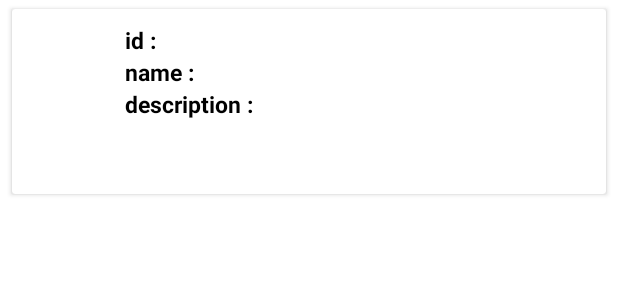
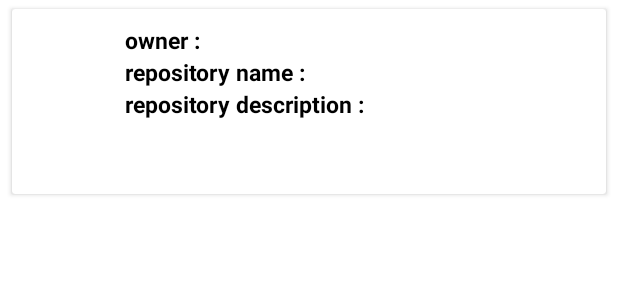
Before and after one commit to Kyeonghun-Max/GitHubRepositorySearch, an Android app: the layout row_repository_item.xml on its own in the app's theme, with its tools: preview values and no code run, on a phone screen of 412 x 824 dp. Shown: the top 300 px of the screen. Run offline under Robolectric (Android 15) with nearby library versions, the phone set to English and light mode, and no system bars.

Commit message:
[Fix] 리스트에 보여주는 데이터 수정

```diff
--- a/app/src/main/java/com/github/search/network/model/Owner.kt
+++ b/app/src/main/java/com/github/search/network/model/Owner.kt
@@ -4,5 +4,5 @@ import com.google.gson.annotations.SerializedName
 
 data class Owner(
     @SerializedName("avatar_url") val avatarUrl: String,
-    @SerializedName("id") val id: String
+    @SerializedName("login") val login: String
 )
--- a/app/src/main/java/com/github/search/network/model/RepositoryItem.kt
+++ b/app/src/main/java/com/github/search/network/model/RepositoryItem.kt
@@ -9,6 +9,6 @@ data class RepositoryItem(
     @SerializedName("owner") val owner: Owner?
 ) {
     fun toViewModel(): RepositoryItemViewModel {
-        return RepositoryItemViewModel(owner?.id ?: "", name ?: "", description ?: "", owner?.avatarUrl ?: "")
+        return RepositoryItemViewModel(owner?.login ?: "", name ?: "", description ?: "", owner?.avatarUrl ?: "")
     }
 }
--- a/app/src/main/java/com/github/search/viewmodel/RepositoryItemViewModel.kt
+++ b/app/src/main/java/com/github/search/viewmodel/RepositoryItemViewModel.kt
@@ -3,8 +3,8 @@ package com.github.search.viewmodel
 import androidx.lifecycle.MutableLiveData
 import androidx.lifecycle.ViewModel
 
-class RepositoryItemViewModel(id: String, name: String, desc: String, url: String) : ViewModel() {
-    val id = MutableLiveData(id)
+class RepositoryItemViewModel(login: String, name: String, desc: String, url: String) : ViewModel() {
+    val login = MutableLiveData(login)
     val name = MutableLiveData(name)
     val desc = MutableLiveData(desc)
     val imgUrl = MutableLiveData(url)
--- a/app/src/main/res/layout/row_repository_item.xml
+++ b/app/src/main/res/layout/row_repository_item.xml
@@ -35,7 +35,7 @@
                 android:layout_width="wrap_content"
                 android:layout_height="wrap_content"
                 android:layout_marginStart="5dp"
-                android:text="@string/title_id"
+                android:text="@string/title_login"
                 android:textColor="@color/black"
                 android:textSize="@dimen/repository_item_font_size"
                 android:textStyle="bold"
@@ -48,7 +48,7 @@
                 android:layout_height="wrap_content"
                 android:layout_marginStart="5dp"
                 android:lines="1"
-                android:text="@{vm.id}"
+                android:text="@{vm.login}"
                 android:textSize="@dimen/repository_item_font_size"
                 app:layout_constraintBottom_toBottomOf="@id/title_id"
                 app:layout_constraintEnd_toEndOf="parent"
--- a/app/src/main/res/values/strings.xml
+++ b/app/src/main/res/values/strings.xml
@@ -2,9 +2,9 @@
     <string name="app_name">GitHubRepositorySearch</string>
     <string name="hint_search">검색어를 입력하세요.</string>
     <string name="search">검색</string>
-    <string name="title_id">id :</string>
-    <string name="title_name">name :</string>
-    <string name="title_description">description :</string>
+    <string name="title_login">owner :</string>
+    <string name="title_name">repository name :</string>
+    <string name="title_description">repository description :</string>
     <string name="no_items">검색 결과가\n존재하지 않습니다.</string>
     <string name="no_keyword">검색어를 입력해주세요.</string>
     <string name="search_failed">검색에 실패했습니다.</string>
```
